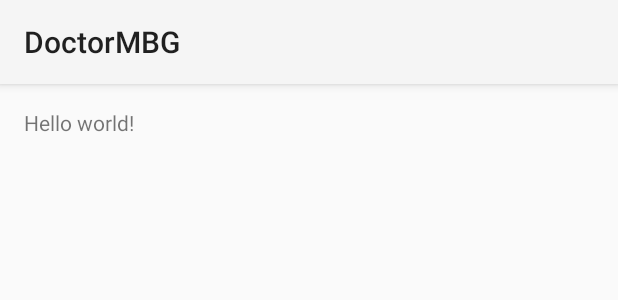
After one commit to stardz/DoctorMBG, an Android app: the layout activity_stats.xml on its own in the app's theme, with its tools: preview values and no code run, on a phone screen of 412 x 824 dp. The commit adds this screen. Shown: the top 300 px of the screen. Run offline under Robolectric (Android 15) with nearby library versions, the phone set to English and light mode, and no system bars.

Commit message:
Activities creation

```diff
--- /dev/null
+++ b/app/src/main/res/layout/activity_stats.xml
@@ -0,0 +1,16 @@
+<RelativeLayout xmlns:android="http://schemas.android.com/apk/res/android"
+    xmlns:tools="http://schemas.android.com/tools"
+    android:layout_width="match_parent"
+    android:layout_height="match_parent"
+    android:paddingLeft="@dimen/activity_horizontal_margin"
+    android:paddingRight="@dimen/activity_horizontal_margin"
+    android:paddingTop="@dimen/activity_vertical_margin"
+    android:paddingBottom="@dimen/activity_vertical_margin"
+    tools:context="com.example.oo.doctormbg.Stats">
+
+    <TextView
+        android:text="@string/hello_world"
+        android:layout_width="wrap_content"
+        android:layout_height="wrap_content" />
+
+</RelativeLayout>
--- a/app/src/main/res/values/strings.xml
+++ b/app/src/main/res/values/strings.xml
@@ -4,5 +4,7 @@
     <string name="app_name">DoctorMBG</string>
     <string name="hello_world">Hello world!</string>
     <string name="action_settings">Settings</string>
+    <string name="title_activity_suivi">Suivi</string>
+    <string name="title_activity_stats">Stats</string>
 
 </resources>
```
Also changed, not shown: app/src/main/AndroidManifest.xml (+8 -0 lines), app/src/main/java/com/example/oo/doctormbg/Stats.java (added, +36 -0 lines), app/src/main/java/com/example/oo/doctormbg/Suivi.java (added, +36 -0 lines), app/src/main/res/layout/activity_suivi.xml (added, +16 -0 lines), app/src/main/res/menu/stats.xml (added, +8 -0 lines), app/src/main/res/menu/suivi.xml (added, +8 -0 lines).
